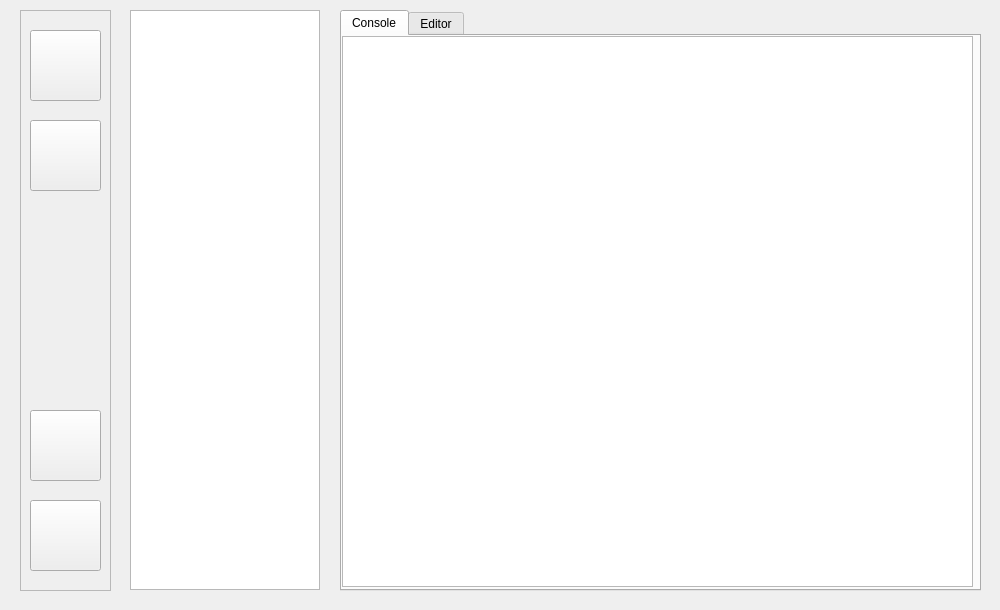
First picture: the form in ShaderToolUI/ShaderTool/mainwindow.ui, repository Troblecodings/TGEngine, before the edit.
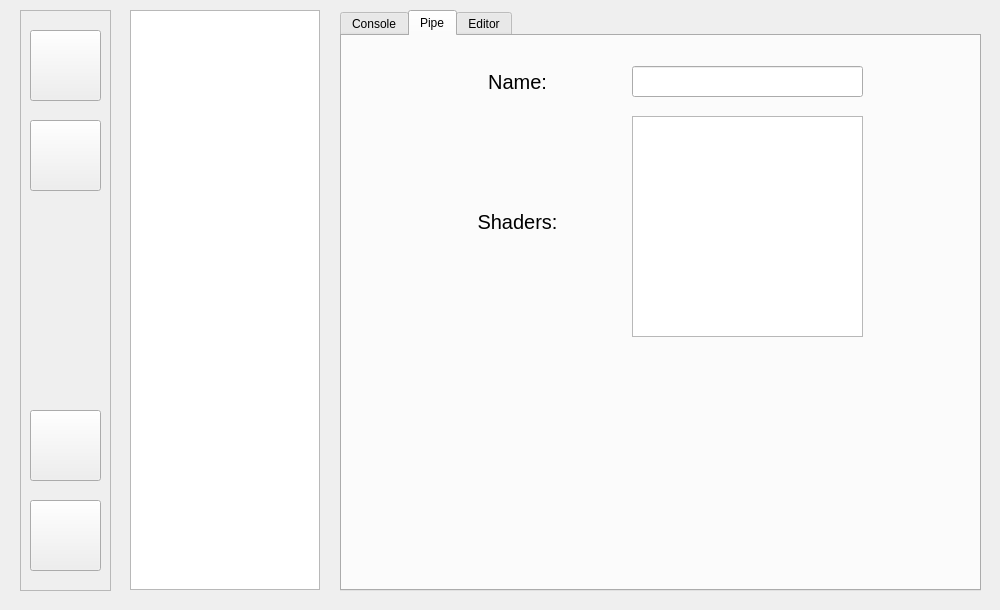
Second picture: the form after the edit. Icons and pictures are not drawn.

Commit message: Changed pipe selection

Patch:
```diff
--- a/ShaderToolUI/ShaderTool/mainwindow.ui
+++ b/ShaderToolUI/ShaderTool/mainwindow.ui
@@ -178,7 +178,7 @@
      </rect>
     </property>
     <property name="currentIndex">
-     <number>0</number>
+     <number>1</number>
     </property>
     <widget class="QWidget" name="tab">
      <attribute name="title">
@@ -207,6 +207,73 @@
       </property>
      </widget>
     </widget>
+    <widget class="QWidget" name="tab_3">
+     <attribute name="title">
+      <string>Pipe</string>
+     </attribute>
+     <widget class="QLineEdit" name="namefield">
+      <property name="geometry">
+       <rect>
+        <x>290</x>
+        <y>30</y>
+        <width>231</width>
+        <height>31</height>
+       </rect>
+      </property>
+     </widget>
+     <widget class="QLabel" name="label">
+      <property name="geometry">
+       <rect>
+        <x>90</x>
+        <y>30</y>
+        <width>171</width>
+        <height>31</height>
+       </rect>
+      </property>
+      <property name="font">
+       <font>
+        <pointsize>15</pointsize>
+       </font>
+      </property>
+      <property name="text">
+       <string>Name:</string>
+      </property>
+      <property name="alignment">
+       <set>Qt::AlignCenter</set>
+      </property>
+     </widget>
+     <widget class="QListWidget" name="shaderlist">
+      <property name="geometry">
+       <rect>
+        <x>290</x>
+        <y>80</y>
+        <width>231</width>
+        <height>221</height>
+       </rect>
+      </property>
+     </widget>
+     <widget class="QLabel" name="label_2">
+      <property name="geometry">
+       <rect>
+        <x>90</x>
+        <y>170</y>
+        <width>171</width>
+        <height>31</height>
+       </rect>
+      </property>
+      <property name="font">
+       <font>
+        <pointsize>15</pointsize>
+       </font>
+      </property>
+      <property name="text">
+       <string>Shaders:</string>
+      </property>
+      <property name="alignment">
+       <set>Qt::AlignCenter</set>
+      </property>
+     </widget>
+    </widget>
     <widget class="QWidget" name="tab_2">
      <attribute name="title">
       <string>Editor</string>
```
Left out of the diff: 2 changed lines with no effect on the pictures. The commit also changes 2 other files.
